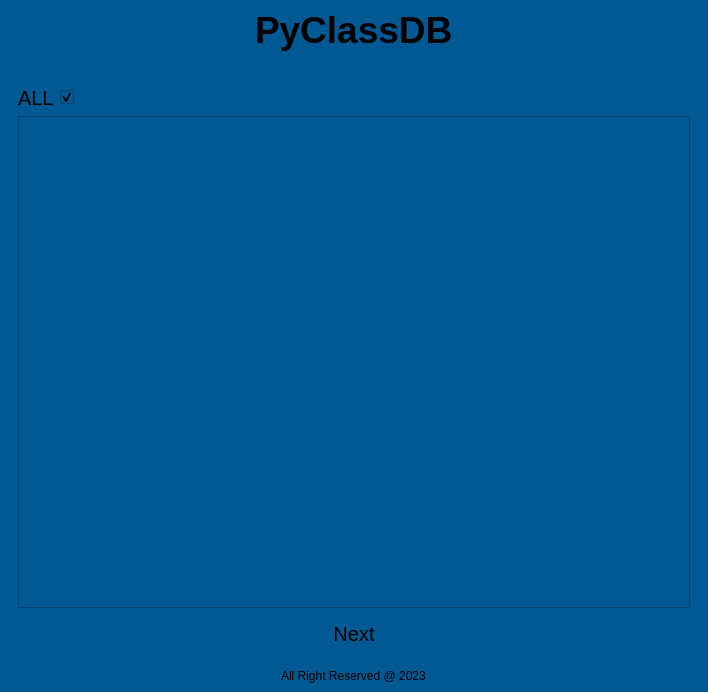
First picture: the form in __Interface__/pyclassdb_mainwindow.ui, repository DulajUmansha/PyClassDB, before the edit.
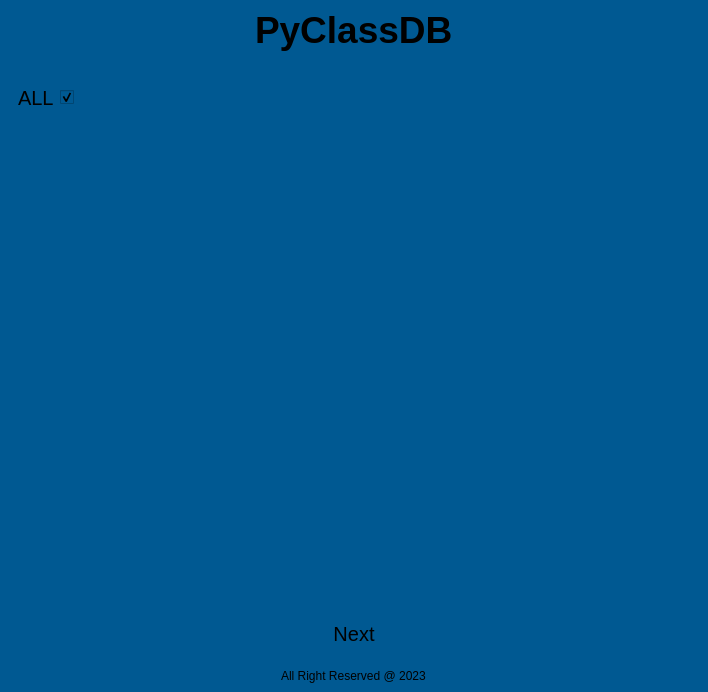
Second picture: the form after the edit. The open tabs and pages were chosen to show the change. Icons and pictures are not drawn.

```diff
--- a/__Interface__/pyclassdb_mainwindow.ui
+++ b/__Interface__/pyclassdb_mainwindow.ui
@@ -582,6 +582,109 @@
             <pointsize>18</pointsize>
            </font>
           </property>
+          <property name="styleSheet">
+           <string notr="true">QTableView{
+	border-radius:25px;
+}
+QHeaderView{
+	font: 700 15pt &quot;Segoe UI&quot;;
+	border-radius: 10px;
+	background-color: rgb(45, 40, 93);
+}
+
+QHeaderView::section
+{
+    text-align:center;
+    padding:3px;
+    margin:0px;
+	color: rgb(255, 255, 255);
+	background-color: rgba(255, 255, 255,0);
+}
+
+QHeaderView::section:selected
+{
+    color:#FFFFFF;
+    border:1px solid #242424;
+}
+QScrollBar:vertical{
+    width:8px; 
+    border-style:flat;
+    border-radius: 4px;
+    border:0px;
+     background: #19191A;
+}
+QScrollBar::handle:vertical{
+    background: rgba(255,255,255,0.50);
+    border-radius: 4px;
+    width:8px;
+    min-height:91px;
+    border-style:flat;
+}
+QScrollBar::handle:vertical::hover{
+    background: rgba(255,255,255,0.90);
+    border-radius: 4px;
+    width:8px;
+}
+QScrollBar::handle:vertical::pressed{
+    background: rgba(255,255,255,0.90);
+    border-radius:4px;
+    width:8px;
+}
+QScrollBar::sub-page:vertical {
+    background: #19191A;
+border-style:flat;
+}
+QScrollBar::add-page:vertical {
+   background: #19191A;
+border-style:flat;
+}
+QScrollBar::add-line:vertical{
+   background: #19191A;
+}
+QScrollBar::sub-line:vertical {
+   background: #19191A;
+}
+QScrollBar:horizontal{
+    height:8px; 
+    border-style:flat;
+    border-radius: 4px;
+    border:0px;
+background: #19191A;
+}
+QScrollBar::handle:horizontal{
+    background: rgba(255,255,255,0.50);
+    border-radius: 4px;
+    height:8px;
+    min-width:91px;
+    border-style:flat;
+}
+QScrollBar::handle:horizontal::hover{
+    background: rgba(255,255,255,0.90);
+    border-radius: 4px;
+    height:8px;
+}
+QScrollBar::handle:horizontal::pressed{
+    background: rgba(255,255,255,0.90);
+    border-radius:4px;
+    height:8px;
+}
+QScrollBar::sub-page:horizontal {
+    background: #19191A;
+    border-style:flat;
+}
+QScrollBar::add-page:horizontal {
+   background: #19191A;
+    border-style:flat;
+}
+QScrollBar::sub-line:horizontal {
+   background: #19191A;
+}
+QScrollBar::add-line:horizontal{
+   background: #19191A;
+}
+
+</string>
+          </property>
          </widget>
         </item>
         <item row="1" column="0">
```
